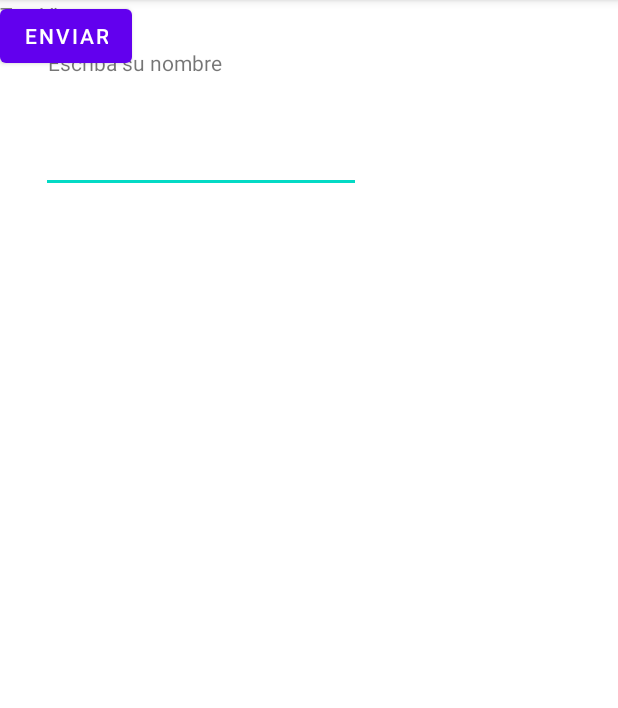
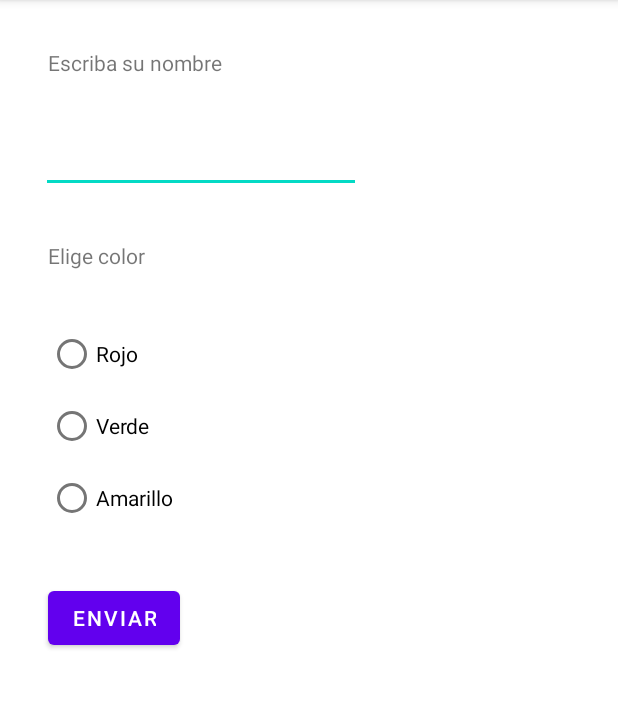
Before and after one commit to lorkiano/Tema3-4, an Android app: the screen it shows after launch (MainActivity), on a phone screen of 412 x 824 dp, the part 84-792 px from its top. Run offline under Robolectric (Android 15) with nearby library versions, the phone set to English and light mode, and no system bars.

Commit message:
En desarrollo

```diff
--- a/app/src/main/java/com/example/tema3_4/MainActivity.java
+++ b/app/src/main/java/com/example/tema3_4/MainActivity.java
@@ -2,13 +2,49 @@ package com.example.tema3_4;
 
 import androidx.appcompat.app.AppCompatActivity;
 
+import android.content.Intent;
 import android.os.Bundle;
+import android.view.View;
+import android.widget.Button;
+import android.widget.EditText;
+import android.widget.RadioButton;
+import android.widget.RadioGroup;
 
 public class MainActivity extends AppCompatActivity {
+
+    // Obtenemos referencias a los controles insertados en diseño
+    EditText nombre;
+    RadioGroup color;
+    Button boton;
 
     @Override
     protected void onCreate(Bundle savedInstanceState) {
         super.onCreate(savedInstanceState);
         setContentView(R.layout.activity_main);
+
+        // Capturamos
+        nombre = findViewById(R.id.editTextTextPersonName);
+        color = findViewById(R.id.rdColores);
+        boton = findViewById(R.id.btnEnviar);
+
+        // Listener para escuchar la acción del click del ratón
+        boton.setOnClickListener(new View.OnClickListener() {
+            @Override
+            public void onClick(View view) {
+                // Creamos Intent para pasar de actividad
+                Intent intent = new Intent(MainActivity.this, ActivitySaludo.class);
+
+                // Información a pasar entre actividades
+                Bundle bundle = new Bundle();
+                bundle.putAll(bundle);
+
+                // Pasamos la información al intent
+                intent.putExtras(bundle);
+
+                // Arrancamos la nueva actividad
+                startActivity(intent);
+            }
+        });
+
     }
 }
--- a/app/src/main/res/layout/activity_main.xml
+++ b/app/src/main/res/layout/activity_main.xml
@@ -36,16 +36,48 @@
         android:id="@+id/btnEnviar"
         android:layout_width="wrap_content"
         android:layout_height="wrap_content"
+        android:layout_marginStart="32dp"
+        android:layout_marginTop="32dp"
         android:text="@string/btnEnviar"
-        tools:layout_editor_absoluteX="32dp"
-        tools:layout_editor_absoluteY="434dp" />
+        app:layout_constraintStart_toStartOf="parent"
+        app:layout_constraintTop_toBottomOf="@+id/rdColores" />
 
     <TextView
         android:id="@+id/textViewSeleccion"
         android:layout_width="wrap_content"
         android:layout_height="wrap_content"
-        android:text="TextView"
-        tools:layout_editor_absoluteX="69dp"
-        tools:layout_editor_absoluteY="177dp" />
+        android:layout_marginStart="32dp"
+        android:layout_marginTop="32dp"
+        android:text="@string/textViewSeleccion"
+        app:layout_constraintStart_toStartOf="parent"
+        app:layout_constraintTop_toBottomOf="@+id/editTextTextPersonName" />
+
+    <RadioGroup
+        android:id="@+id/rdColores"
+        android:layout_width="wrap_content"
+        android:layout_height="wrap_content"
+        android:layout_marginStart="32dp"
+        android:layout_marginTop="32dp"
+        app:layout_constraintStart_toStartOf="parent"
+        app:layout_constraintTop_toBottomOf="@+id/textViewSeleccion">
+
+        <RadioButton
+            android:id="@+id/rbRojo"
+            android:layout_width="match_parent"
+            android:layout_height="wrap_content"
+            android:text="@string/rbRojo" />
+
+        <RadioButton
+            android:id="@+id/rbVerde"
+            android:layout_width="match_parent"
+            android:layout_height="wrap_content"
+            android:text="@string/rbVerde" />
+
+        <RadioButton
+            android:id="@+id/rbAmarillo"
+            android:layout_width="match_parent"
+            android:layout_height="wrap_content"
+            android:text="@string/rbAmarillo" />
+    </RadioGroup>
 
 </androidx.constraintlayout.widget.ConstraintLayout>
--- a/app/src/main/res/values/strings.xml
+++ b/app/src/main/res/values/strings.xml
@@ -4,4 +4,7 @@
     <string name="editTextTextPersonName"></string>
     <string name="btnEnviar">Enviar</string>
     <string name="textViewSeleccion">Elige color</string>
+    <string name="rbRojo">Rojo</string>
+    <string name="rbVerde">Verde</string>
+    <string name="rbAmarillo">Amarillo</string>
 </resources>
```
Also changed, not shown: app/src/main/java/com/example/tema3_4/ActivitySaludo.java (added, +14 -0 lines), app/src/main/res/layout/activity_saludo.xml (added, +17 -0 lines).
